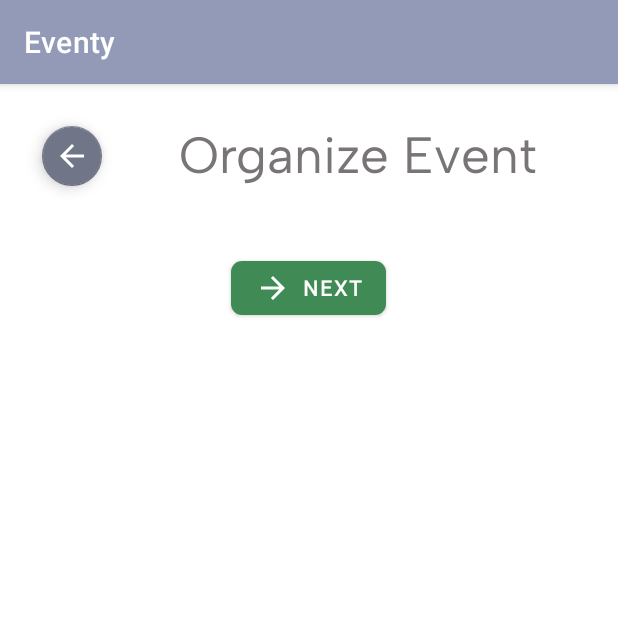
After one commit to kzi-nastava/ma-project-event-planner-siit-2024-team-11, an Android app: the fragment EventOrganizationFragment shown on its own in the app's theme, on a phone screen of 412 x 824 dp, the top half of it. The commit adds this screen. Run offline under Robolectric (Android 15) with nearby library versions, the phone set to English and light mode, and no system bars.

Commit message:
[FEAT] Initial event organization screen added, without forms, and added event organization option to the navigation

```diff
--- a/Eventy/app/src/main/java/com/example/eventy/MainActivity.java
+++ b/Eventy/app/src/main/java/com/example/eventy/MainActivity.java
@@ -31,7 +31,8 @@ public class MainActivity extends AppCompatActivity {
         // Passing each menu ID as a set of Ids because each
         // menu should be considered as top level destinations.
         mAppBarConfiguration = new AppBarConfiguration.Builder(
-                R.id.nav_home, R.id.nav_login, R.id.nav_register, R.id.nav_add_service, R.id.nav_edit_service)
+                R.id.nav_home, R.id.nav_login, R.id.nav_register, R.id.nav_add_service, R.id.nav_edit_service,
+                R.id.nav_event_organization)
                 .setOpenableLayout(drawer)
                 .build();
         NavController navController = Navigation.findNavController(this, R.id.nav_host_fragment_content_main);
--- /dev/null
+++ b/Eventy/app/src/main/java/com/example/eventy/events/EventOrganizationFragment.java
@@ -0,0 +1,66 @@
+package com.example.eventy.events;
+
+import android.os.Bundle;
+
+import androidx.fragment.app.Fragment;
+
+import android.view.LayoutInflater;
+import android.view.View;
+import android.view.ViewGroup;
+
+import com.example.eventy.R;
+
+/**
+ * A simple {@link Fragment} subclass.
+ * Use the {@link EventOrganizationFragment#newInstance} factory method to
+ * create an instance of this fragment.
+ */
+public class EventOrganizationFragment extends Fragment {
+
+    // TODO: Rename parameter arguments, choose names that match
+    // the fragment initialization parameters, e.g. ARG_ITEM_NUMBER
+    private static final String ARG_PARAM1 = "param1";
+    private static final String ARG_PARAM2 = "param2";
+
+    // TODO: Rename and change types of parameters
+    private String mParam1;
+    private String mParam2;
+
+    public EventOrganizationFragment() {
+        // Required empty public constructor
+    }
+
+    /**
+     * Use this factory method to create a new instance of
+     * this fragment using the provided parameters.
+     *
+     * @param param1 Parameter 1.
+     * @param param2 Parameter 2.
+     * @return A new instance of fragment EventOrganizationFragment.
+     */
+    // TODO: Rename and change types and number of parameters
+    public static EventOrganizationFragment newInstance(String param1, String param2) {
+        EventOrganizationFragment fragment = new EventOrganizationFragment();
+        Bundle args = new Bundle();
+        args.putString(ARG_PARAM1, param1);
+        args.putString(ARG_PARAM2, param2);
+        fragment.setArguments(args);
+        return fragment;
+    }
+
+    @Override
+    public void onCreate(Bundle savedInstanceState) {
+        super.onCreate(savedInstanceState);
+        if (getArguments() != null) {
+            mParam1 = getArguments().getString(ARG_PARAM1);
+            mParam2 = getArguments().getString(ARG_PARAM2);
+        }
+    }
+
+    @Override
+    public View onCreateView(LayoutInflater inflater, ViewGroup container,
+                             Bundle savedInstanceState) {
+        // Inflate the layout for this fragment
+        return inflater.inflate(R.layout.fragment_event_organization, container, false);
+    }
+}
--- /dev/null
+++ b/Eventy/app/src/main/res/drawable/arrow_back.xml
@@ -0,0 +1,5 @@
+<vector xmlns:android="http://schemas.android.com/apk/res/android" android:autoMirrored="true" android:height="30dp" android:tint="#FFFFFF" android:viewportHeight="24" android:viewportWidth="24" android:width="30dp">
+
+    <path android:fillColor="@android:color/white" android:pathData="M20,11H7.83l5.59,-5.59L12,4l-8,8 8,8 1.41,-1.41L7.83,13H20v-2z"/>
+
+</vector>
--- /dev/null
+++ b/Eventy/app/src/main/res/drawable/arrow_forward.xml
@@ -0,0 +1,5 @@
+<vector xmlns:android="http://schemas.android.com/apk/res/android" android:autoMirrored="true" android:height="24dp" android:tint="#FFFFFF" android:viewportHeight="24" android:viewportWidth="24" android:width="24dp">
+
+    <path android:fillColor="@android:color/white" android:pathData="M12,4l-1.41,1.41L16.17,11H4v2h12.17l-5.58,5.59L12,20l8,-8z"/>
+
+</vector>
--- /dev/null
+++ b/Eventy/app/src/main/res/drawable/organize_event_icon.xml
@@ -0,0 +1,5 @@
+<vector xmlns:android="http://schemas.android.com/apk/res/android" android:autoMirrored="true" android:height="30dp" android:tint="#707587" android:viewportHeight="24" android:viewportWidth="24" android:width="30dp">
+
+    <path android:fillColor="@android:color/white" android:pathData="M17,10L7,10v2h10v-2zM19,3h-1L18,1h-2v2L8,3L8,1L6,1v2L5,3c-1.11,0 -1.99,0.9 -1.99,2L3,19c0,1.1 0.89,2 2,2h14c1.1,0 2,-0.9 2,-2L21,5c0,-1.1 -0.9,-2 -2,-2zM19,19L5,19L5,8h14v11zM14,14L7,14v2h7v-2z"/>
+
+</vector>
--- /dev/null
+++ b/Eventy/app/src/main/res/layout/fragment_event_organization.xml
@@ -0,0 +1,74 @@
+<?xml version="1.0" encoding="utf-8"?>
+<ScrollView xmlns:android="http://schemas.android.com/apk/res/android"
+    xmlns:tools="http://schemas.android.com/tools"
+    android:layout_width="match_parent"
+    android:layout_height="match_parent"
+    xmlns:app="http://schemas.android.com/apk/res-auto"
+    tools:context=".events.EventOrganizationFragment">
+
+    <LinearLayout xmlns:android="http://schemas.android.com/apk/res/android"
+        android:layout_width="match_parent"
+        android:layout_height="wrap_content"
+        android:padding="16dp"
+        android:orientation="vertical"
+        android:gravity="center">
+
+        <!-- Top bar with back button and title -->
+        <LinearLayout
+            android:id="@+id/topBar"
+            android:layout_width="match_parent"
+            android:layout_height="wrap_content"
+            android:orientation="horizontal"
+            android:gravity="center_vertical">
+
+            <com.google.android.material.floatingactionbutton.FloatingActionButton
+                android:id="@+id/backButton"
+                android:layout_width="wrap_content"
+                android:layout_height="wrap_content"
+                android:layout_gravity="center"
+                android:layout_margin="8dp"
+                android:src="@drawable/arrow_back"
+                app:fabSize="mini"
+                app:backgroundTint="@color/button_color"
+                app:tint="@color/white" />
+
+            <!-- Title centered horizontally -->
+            <TextView
+                android:id="@+id/titleText"
+                android:layout_width="0dp"
+                android:layout_height="wrap_content"
+                android:layout_weight="1"
+                android:text="Organize Event"
+                android:gravity="center"
+                android:textColor="@color/title_color"
+                android:textSize="34sp"
+                android:fontFamily="@font/albert_sans" />
+
+        </LinearLayout>
+
+        <!-- Fragment container in the center -->
+        <FrameLayout
+            android:id="@+id/formContainer"
+            android:layout_width="match_parent"
+            android:layout_height="0dp"
+            android:layout_marginTop="16dp"
+            android:layout_marginBottom="16dp"
+            android:layout_weight="1" />
+
+        <!-- Centered button at the bottom -->
+        <com.google.android.material.button.MaterialButton
+            android:id="@+id/bottomButton"
+            android:layout_width="wrap_content"
+            android:layout_height="wrap_content"
+            app:icon="@drawable/arrow_forward"
+            android:text="NEXT"
+            app:backgroundTint="@color/green_button"
+            style="@style/Widget.MaterialComponents.Button"
+            android:layout_marginBottom="16dp"
+            app:cornerRadius="7dp"
+            android:fontFamily="@font/roboto"
+            android:textStyle="bold" />
+
+    </LinearLayout>
+
+</ScrollView>
--- a/Eventy/app/src/main/res/menu/activity_main_drawer.xml
+++ b/Eventy/app/src/main/res/menu/activity_main_drawer.xml
@@ -20,11 +20,13 @@
             android:id="@+id/nav_add_service"
             android:icon="@drawable/service_add_icon"
             android:title="@string/menu_add_service" />
-
         <item
             android:id="@+id/nav_edit_service"
             android:icon="@drawable/service_add_icon"
             android:title="@string/menu_edit_service" />
-
+        <item
+            android:id="@+id/nav_event_organization"
+            android:icon="@drawable/organize_event_icon"
+            android:title="@string/organize_event" />
     </group>
 </menu>
--- a/Eventy/app/src/main/res/navigation/mobile_navigation.xml
+++ b/Eventy/app/src/main/res/navigation/mobile_navigation.xml
@@ -34,4 +34,10 @@
         android:name="com.example.eventy.services.ServiceEditingFragment"
         android:label="Edit service"
         tools:layout="@layout/fragment_service_editing"/>
+
+    <fragment
+        android:id="@+id/nav_event_organization"
+        android:name="com.example.eventy.events.EventOrganizationFragment"
+        android:label="Organize Event"
+        tools:layout="@layout/fragment_event_organization"/>
 </navigation>
--- a/Eventy/app/src/main/res/values/colors.xml
+++ b/Eventy/app/src/main/res/values/colors.xml
@@ -13,4 +13,5 @@
     <color name="title_color">#7A7575</color>
     <color name="background_color">#F1F1F1</color>
     <color name="input_color">#e0e2ec</color>
+    <color name="green_button">#408A56</color>
 </resources>
--- a/Eventy/app/src/main/res/values/strings.xml
+++ b/Eventy/app/src/main/res/values/strings.xml
@@ -16,6 +16,5 @@
     <string name="messages">Messages</string>
     <string name="notifications">Notifications</string>
     <string name="add_service_title">Add a new service</string>
-<!-- TODO: Remove or change this placeholder text -->
-    <string name="hello_blank_fragment">Hello blank fragment</string>
+    <string name="organize_event">Organize event</string>
 </resources>
```
